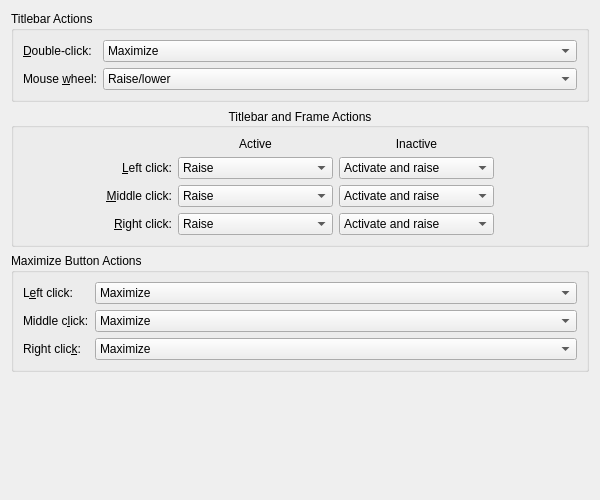
Qt form src/kcms/options/mouse.ui (lfdevs/kwin) before a commit.
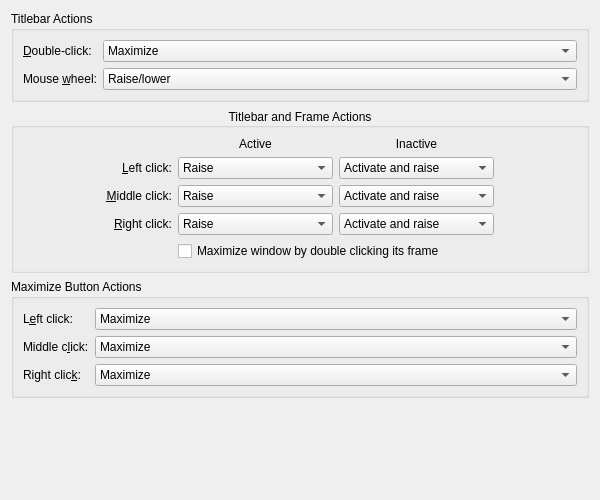
The same form after that commit.

Diff of the .ui file:
```diff
--- a/src/kcms/options/mouse.ui
+++ b/src/kcms/options/mouse.ui
@@ -571,6 +571,13 @@
           </item>
          </widget>
         </item>
+        <item row="4" column="1" colspan="2">
+         <widget class="QCheckBox" name="kcfg_DoubleClickBorderToMaximize">
+          <property name="text">
+           <string>Maximize window by double clicking its frame</string>
+          </property>
+         </widget>
+        </item>
        </layout>
       </item>
       <item>
```
